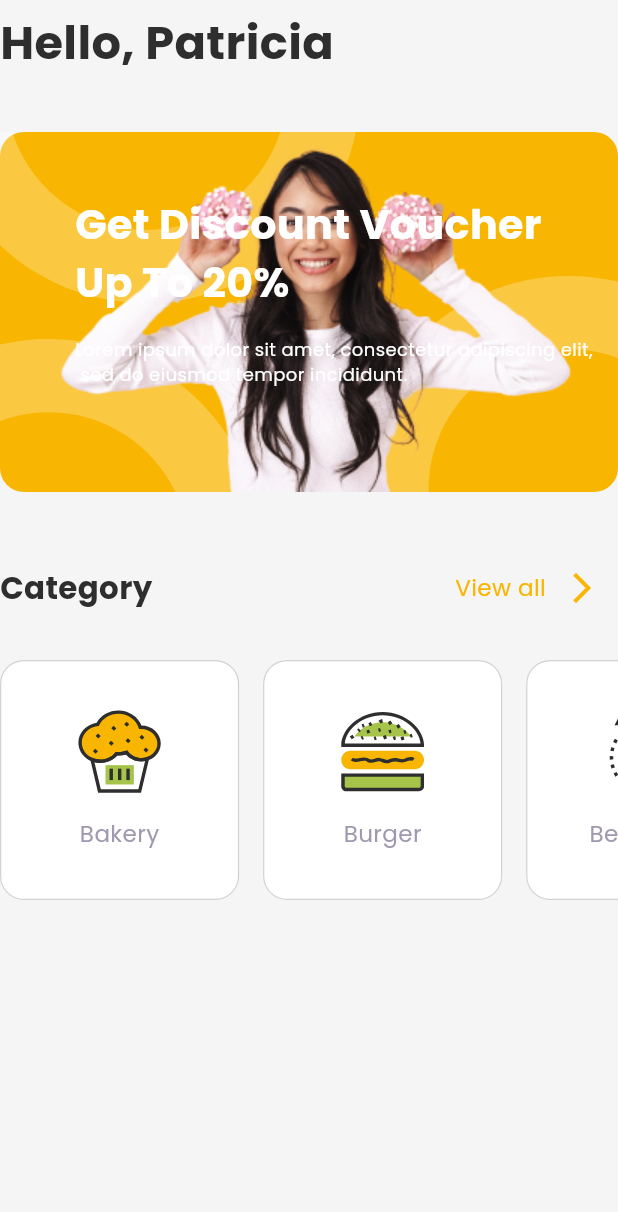
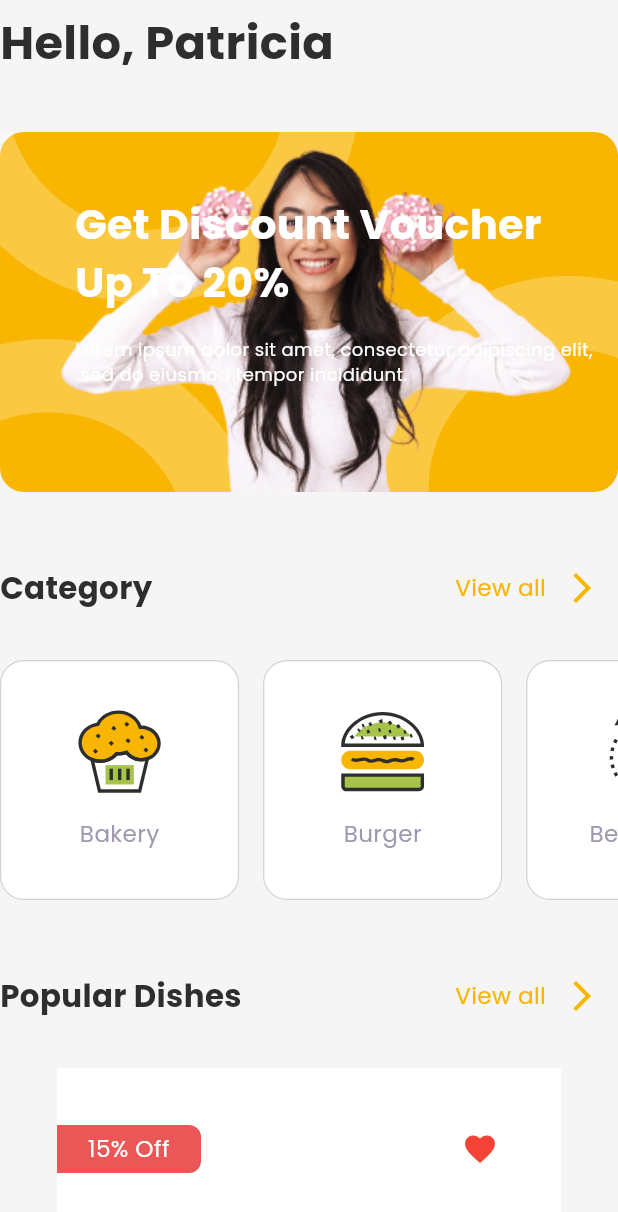
Before and after one commit to MohamedEssami20/simple_dashboard, a Flutter app: the DashboardSection widget shown alone on an empty page, opened directly, on a phone screen of 412 x 824 dp. Shown: the top 1212 px of the screen. Run offline on Flutter 3.47's test engine with Material 3 defaults, Android fonts, the light colour scheme and no system bars; our stand-ins replace flutter_svg, google_fonts.

Commit message:
create popular dishes item

```diff
--- a/lib/helper/assets.dart
+++ b/lib/helper/assets.dart
@@ -18,6 +18,10 @@ class Assets {
   /// assets/icons/banner_curve_top.svg
   static const String assetsIconsBannerCurveTop = "assets/icons/banner_curve_top.svg";
 
+  /// Assets for assetsIconsBeefBurger
+  /// assets/icons/beef_burger.png
+  static const String assetsIconsBeefBurger = "assets/icons/beef_burger.png";
+
   /// Assets for assetsIconsBillsIcon
   /// assets/icons/Bills_icon.svg
   static const String assetsIconsBillsIcon = "assets/icons/Bills_icon.svg";
@@ -25,6 +29,10 @@ class Assets {
   /// Assets for assetsIconsBurgerIcon
   /// assets/icons/Burger_icon.svg
   static const String assetsIconsBurgerIcon = "assets/icons/Burger_icon.svg";
+
+  /// Assets for assetsIconsCheeseBurger
+  /// assets/icons/cheese_burger.png
+  static const String assetsIconsCheeseBurger = "assets/icons/cheese_burger.png";
 
   /// Assets for assetsIconsChickenIcon
   /// assets/icons/Chicken_icon.svg
@@ -45,6 +53,10 @@ class Assets {
   /// Assets for assetsIconsFavoriteIcon
   /// assets/icons/favorite_icon.svg
   static const String assetsIconsFavoriteIcon = "assets/icons/favorite_icon.svg";
+
+  /// Assets for assetsIconsFishBurger
+  /// assets/icons/fish_burger.png
+  static const String assetsIconsFishBurger = "assets/icons/fish_burger.png";
 
   /// Assets for assetsIconsFishIcon
   /// assets/icons/Fish_icon.svg
--- a/lib/widgets/category_section.dart
+++ b/lib/widgets/category_section.dart
@@ -1,47 +1,19 @@
-
 import 'package:flutter/material.dart';
-import '../helper/constant.dart';
-import '../helper/font_styles.dart';
 import 'category_items_list_view.dart';
+import 'header.dart';
 
 class CategorySection extends StatelessWidget {
   const CategorySection({super.key});
 
   @override
   Widget build(BuildContext context) {
-    return Column(
+    return const Column(
       children: [
-        Row(
-          children: [
-            Text(
-              'Category',
-              style: FontStyles().bold24(context).copyWith(
-                    color: Constant.black,
-                  ),
-            ),
-            const Spacer(),
-            Row(
-              children: [
-                Text(
-                  'View all',
-                  style: FontStyles().regular18(context).copyWith(
-                        color: Constant.secondaryColor,
-                      ),
-                ),
-                IconButton(
-                  onPressed: () {},
-                  icon: const Icon(Icons.arrow_forward_ios),
-                  color: Constant.secondaryColor,
-                  iconSize: 24,
-                ),
-              ],
-            ),
-          ],
-        ),
-        const SizedBox(
+        Header(title: 'Category',subTitle: "View all",),
+        SizedBox(
           height: 24,
         ),
-        const CategoryItemsListView(),
+        CategoryItemsListView(),
       ],
     );
   }
--- a/lib/widgets/dashboard_sectiion.dart
+++ b/lib/widgets/dashboard_sectiion.dart
@@ -1,11 +1,8 @@
-import 'package:dashboard_two/helper/assets.dart';
 import 'package:dashboard_two/widgets/banner.dart';
 import 'package:flutter/material.dart';
-import 'package:flutter_svg/flutter_svg.dart';
-import '../helper/constant.dart';
-import '../helper/font_styles.dart';
 import 'category_section.dart';
 import 'dashboard_header.dart';
+import 'popular_dishes.dart';
 
 class DashboardSection extends StatelessWidget {
   const DashboardSection({super.key});
@@ -36,7 +33,11 @@ class DashboardSection extends StatelessWidget {
         SliverToBoxAdapter(
           child: SizedBox(
             height: 40,
-          ),),
+          ),
+        ),
+        SliverToBoxAdapter(
+          child: PopularDishes(),
+        ),
       ],
     );
   }
--- /dev/null
+++ b/lib/widgets/header.dart
@@ -0,0 +1,41 @@
+import 'package:flutter/material.dart';
+
+import '../helper/constant.dart';
+import '../helper/font_styles.dart';
+
+class Header extends StatelessWidget {
+  const Header({
+    super.key, required this.title, required this.subTitle,
+  });
+  final String title, subTitle;
+  @override
+  Widget build(BuildContext context) {
+    return Row(
+      children: [
+        Text(
+          title,
+          style: FontStyles().bold24(context).copyWith(
+                color: Constant.black,
+              ),
+        ),
+        const Spacer(),
+        Row(
+          children: [
+            Text(
+              subTitle,
+              style: FontStyles().regular18(context).copyWith(
+                    color: Constant.secondaryColor,
+                  ),
+            ),
+            IconButton(
+              onPressed: () {},
+              icon: const Icon(Icons.arrow_forward_ios),
+              color: Constant.secondaryColor,
+              iconSize: 24,
+            ),
+          ],
+        ),
+      ],
+    );
+  }
+}
--- /dev/null
+++ b/lib/widgets/popular_dishes.dart
@@ -0,0 +1,24 @@
+
+import 'package:flutter/material.dart';
+import 'header.dart';
+import 'popular_dishes_item.dart';
+
+class PopularDishes extends StatelessWidget {
+  const PopularDishes({super.key});
+
+  @override
+  Widget build(BuildContext context) {
+    return const Column(
+      children: [
+        Header(
+          title: 'Popular Dishes',
+          subTitle: "View all",
+        ),
+        SizedBox(
+          height: 24,
+        ),
+        PopularDishesItem(),
+      ],
+    );
+  }
+}
--- /dev/null
+++ b/lib/widgets/popular_dishes_header.dart
@@ -0,0 +1,47 @@
+
+import 'package:flutter/material.dart';
+
+import '../helper/font_styles.dart';
+
+class PopularDishesHeader extends StatelessWidget {
+  const PopularDishesHeader({
+    super.key,
+  });
+
+  @override
+  Widget build(BuildContext context) {
+    return Row(
+      mainAxisAlignment: MainAxisAlignment.spaceBetween,
+      children: [
+        Container(
+          width: 96,
+          height: 32,
+          alignment: Alignment.center,
+          decoration: const ShapeDecoration(
+            color: Color(0xFFEB5757),
+            shape: RoundedRectangleBorder(
+              borderRadius: BorderRadius.only(
+                topRight: Radius.circular(8),
+                bottomRight: Radius.circular(8),
+              ),
+            ),
+          ),
+          child: Text(
+            '15% Off',
+            textAlign: TextAlign.center,
+            style: FontStyles().regular18(context).copyWith(
+                  color: Colors.white,
+                ),
+          ),
+        ),
+        IconButton(
+          onPressed: () {},
+          icon: const Icon(
+            Icons.favorite,
+            color: Colors.red,
+          ),
+        ),
+      ],
+    );
+  }
+}
--- /dev/null
+++ b/lib/widgets/popular_dishes_item.dart
@@ -0,0 +1,24 @@
+import 'package:flutter/material.dart';
+
+import '../helper/constant.dart';
+import 'popular_dishes_header.dart';
+
+class PopularDishesItem extends StatelessWidget {
+  const PopularDishesItem({super.key});
+
+  @override
+  Widget build(BuildContext context) {
+    return Container(
+      padding: const EdgeInsets.only(top: 30, right: 30),
+      width: 336,
+      height: 363,
+      color: Constant.primaryColor,
+      child: Column(
+        children: [
+          PopularDishesHeader(),
+
+        ],
+      ),
+    );
+  }
+}
```
Also changed, not shown: assets/icons/beef_burger.png (added), assets/icons/cheese_burger.png (added), assets/icons/fish_burger.png (added).
